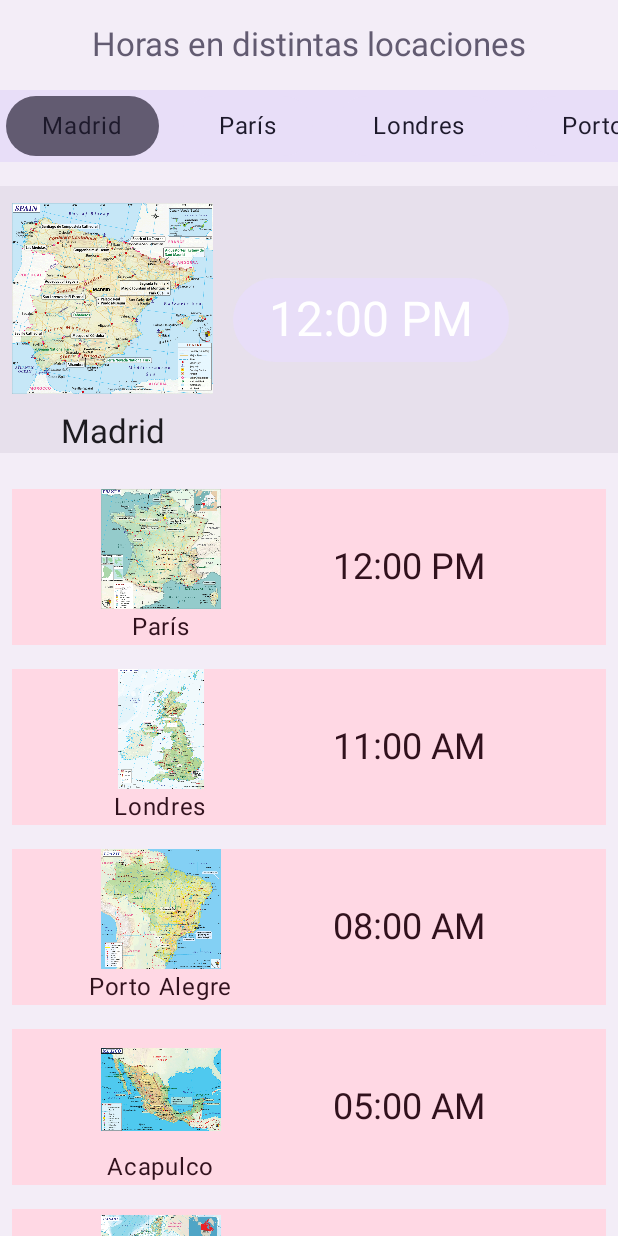
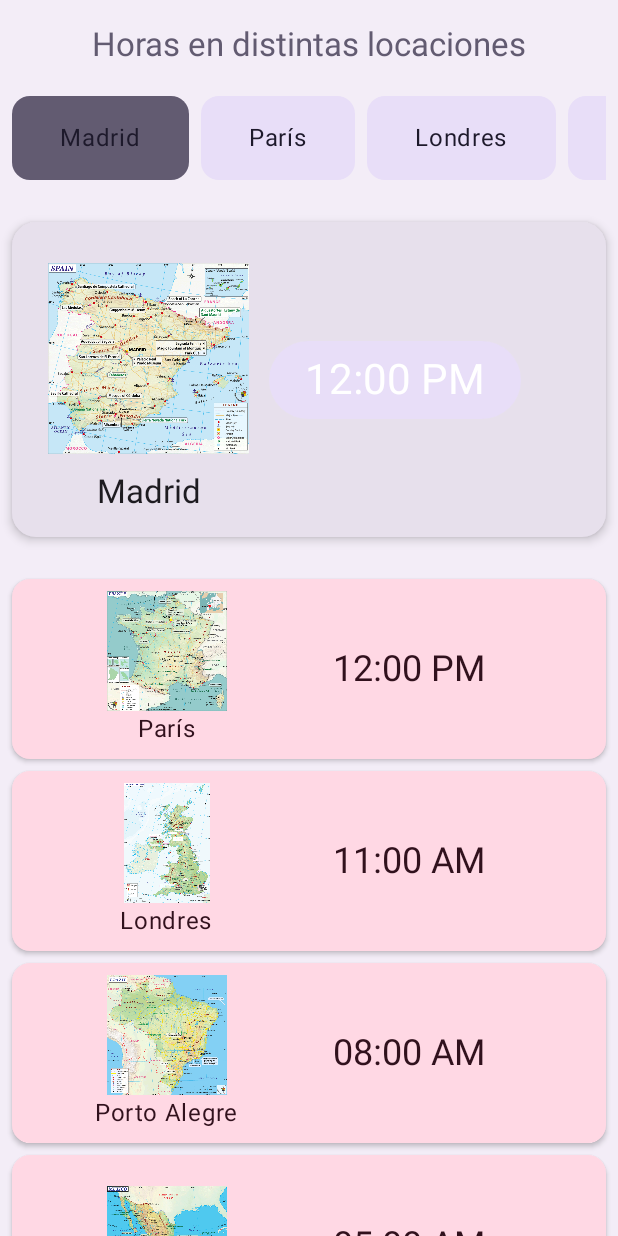
Before and after one commit to bryan-paucar/ProyectoInterfaces, an Android app built with Jetpack Compose: the composable HorasScreen shown on its own in the app's theme, on a phone screen of 412 x 824 dp. Run offline under Robolectric (Android 15) with nearby library versions, the phone set to English and light mode, and no system bars.

Commit message:
Card agregados

```diff
--- a/app/src/main/java/com/example/proyectointerfaces/MainActivity.kt
+++ b/app/src/main/java/com/example/proyectointerfaces/MainActivity.kt
@@ -22,11 +22,14 @@ import androidx.compose.foundation.layout.width
 import androidx.compose.foundation.lazy.LazyColumn
 import androidx.compose.foundation.lazy.LazyRow
 import androidx.compose.foundation.lazy.items
+import androidx.compose.foundation.shape.RoundedCornerShape
 import androidx.compose.material.icons.Icons
 import androidx.compose.material.icons.filled.AccountBox
 import androidx.compose.material.icons.filled.Settings
 import androidx.compose.material3.Button
 import androidx.compose.material3.ButtonDefaults
+import androidx.compose.material3.Card
+import androidx.compose.material3.CardDefaults
 import androidx.compose.material3.DropdownMenu
 import androidx.compose.material3.DropdownMenuItem
 import androidx.compose.material3.ExperimentalMaterial3Api
@@ -48,6 +51,7 @@ import androidx.compose.runtime.remember
 import androidx.compose.runtime.setValue
 import androidx.compose.ui.Alignment
 import androidx.compose.ui.Modifier
+import androidx.compose.ui.graphics.Color
 import androidx.compose.ui.res.painterResource
 import androidx.compose.ui.text.style.TextAlign
 import androidx.compose.ui.tooling.preview.Preview
@@ -492,23 +496,31 @@ fun HorasScreen(padding: PaddingValues, viewModel: HorasViewModel = viewModel())
             color = MaterialTheme.colorScheme.secondary,
             modifier = Modifier.padding(vertical = 16.dp)
         )
+
         // Selector de ciudades en horizontal (LazyRow)
         LazyRow(
             modifier = Modifier
                 .fillMaxWidth()
-                .background(MaterialTheme.colorScheme.secondaryContainer), // Fondo con color secundario
+                .padding(horizontal = 8.dp),
             horizontalArrangement = Arrangement.spacedBy(8.dp)
         ) {
             items(viewModel.obtenerHorasEnCiudades().keys.toList()) { ciudad ->
+                Card(
+                    shape = RoundedCornerShape(12.dp),
+                    colors = CardDefaults.cardColors(
+                        containerColor = if (viewModel.ciudadSeleccionada.value == ciudad)
+                            MaterialTheme.colorScheme.secondary
+                        else
+                            MaterialTheme.colorScheme.secondaryContainer
+                    ),
+                    modifier = Modifier.padding(vertical = 4.dp)
+                ) {
                     Button(
                         onClick = { viewModel.seleccionarCiudad(ciudad) },
                         colors = ButtonDefaults.buttonColors(
-                        containerColor = if (viewModel.ciudadSeleccionada.value == ciudad)
-                            MaterialTheme.colorScheme.secondary // Resalta la ciudad seleccionada
-                        else
-                            MaterialTheme.colorScheme.secondaryContainer
+                            containerColor = Color.Transparent
                         ),
-                    modifier = Modifier.padding(horizontal = 4.dp)
+                        modifier = Modifier.padding(horizontal = 8.dp, vertical = 4.dp)
                     ) {
                         Text(
                             ciudad,
@@ -518,24 +530,30 @@ fun HorasScreen(padding: PaddingValues, viewModel: HorasViewModel = viewModel())
                     }
                 }
             }
+        }
 
         Spacer(modifier = Modifier.height(16.dp))
 
-        // Sección de la ciudad seleccionada con disposición horizontal
-        Row(
+        // Sección de la ciudad seleccionada con Card
+        Card(
+            shape = RoundedCornerShape(16.dp),
+            elevation = CardDefaults.cardElevation(defaultElevation = 4.dp),
+            colors = CardDefaults.cardColors(containerColor = MaterialTheme.colorScheme.surfaceVariant),
             modifier = Modifier
                 .fillMaxWidth()
-                .background(MaterialTheme.colorScheme.surfaceVariant), // Fondo más neutro
+                .padding(8.dp)
+        ) {
+            Row(
+                modifier = Modifier.padding(16.dp),
                 verticalAlignment = Alignment.CenterVertically
             ) {
-            // Columna izquierda (Mapa + Nombre de la ciudad)
                 Column(
                     horizontalAlignment = Alignment.CenterHorizontally
                 ) {
                     Image(
                         painter = painterResource(
                             id = viewModel.mapaDePaises[viewModel.ciudadSeleccionada.value]!!
-                    ), // Se carga el mapa correspondiente
+                        ),
                         contentDescription = "Mapa de ${viewModel.ciudadSeleccionada.value}",
                         modifier = Modifier
                             .size(150.dp)
@@ -548,7 +566,6 @@ fun HorasScreen(padding: PaddingValues, viewModel: HorasViewModel = viewModel())
                     )
                 }
 
-            // Columna derecha (Hora en grande + Selector de hora)
                 Column(
                     modifier = Modifier.padding(start = 5.dp)
                 ) {
@@ -561,7 +578,7 @@ fun HorasScreen(padding: PaddingValues, viewModel: HorasViewModel = viewModel())
                     ) {
                         Text(
                             viewModel.horaSeleccionada.value,
-                        style = MaterialTheme.typography.headlineLarge,
+                            style = MaterialTheme.typography.headlineMedium,
                             color = MaterialTheme.colorScheme.onSecondary
                         )
                     }
@@ -581,19 +598,25 @@ fun HorasScreen(padding: PaddingValues, viewModel: HorasViewModel = viewModel())
                     }
                 }
             }
+        }
 
         Spacer(modifier = Modifier.height(16.dp))
 
-        // Lista de horas en otras ciudades
+        // Lista de horas en otras ciudades con Card
         LazyColumn {
             items(viewModel.obtenerHorasEnCiudades().entries.toList()) { (ciudad, hora) ->
                 if (ciudad != viewModel.ciudadSeleccionada.value) {
+                    Card(
+                        shape = RoundedCornerShape(12.dp),
+                        elevation = CardDefaults.cardElevation(defaultElevation = 2.dp),
+                        colors = CardDefaults.cardColors(containerColor = MaterialTheme.colorScheme.tertiaryContainer),
+                        modifier = Modifier
+                            .fillMaxWidth()
+                            .padding(horizontal = 8.dp, vertical = 4.dp)
+                    ) {
                         Row(
                             verticalAlignment = Alignment.CenterVertically,
-                        modifier = Modifier
-                            .fillMaxWidth()
-                            .padding(8.dp)
-                            .background(MaterialTheme.colorScheme.tertiaryContainer) // Fondo con color terciario
+                            modifier = Modifier.padding(8.dp)
                         ) {
                             Column(
                                 horizontalAlignment = Alignment.CenterHorizontally,
@@ -602,7 +625,7 @@ fun HorasScreen(padding: PaddingValues, viewModel: HorasViewModel = viewModel())
                                 Image(
                                     painter = painterResource(
                                         id = viewModel.mapaDePaises[ciudad]!!
-                                ), // Se carga el mapa específico
+                                    ),
                                     contentDescription = "Mapa de $ciudad",
                                     modifier = Modifier.size(80.dp)
                                 )
@@ -613,7 +636,6 @@ fun HorasScreen(padding: PaddingValues, viewModel: HorasViewModel = viewModel())
                                 )
                             }
 
-                        // Texto con la hora en paralelo al mapa
                             Text(
                                 text = hora,
                                 style = MaterialTheme.typography.headlineSmall,
@@ -628,6 +650,8 @@ fun HorasScreen(padding: PaddingValues, viewModel: HorasViewModel = viewModel())
             }
         }
     }
+}
+
 
 /**
  * Composable que representa la pantalla de contacto con información de oficinas y servicios en distintas ciudades.
```
Lines whose indentation alone changed are shown as unchanged.
